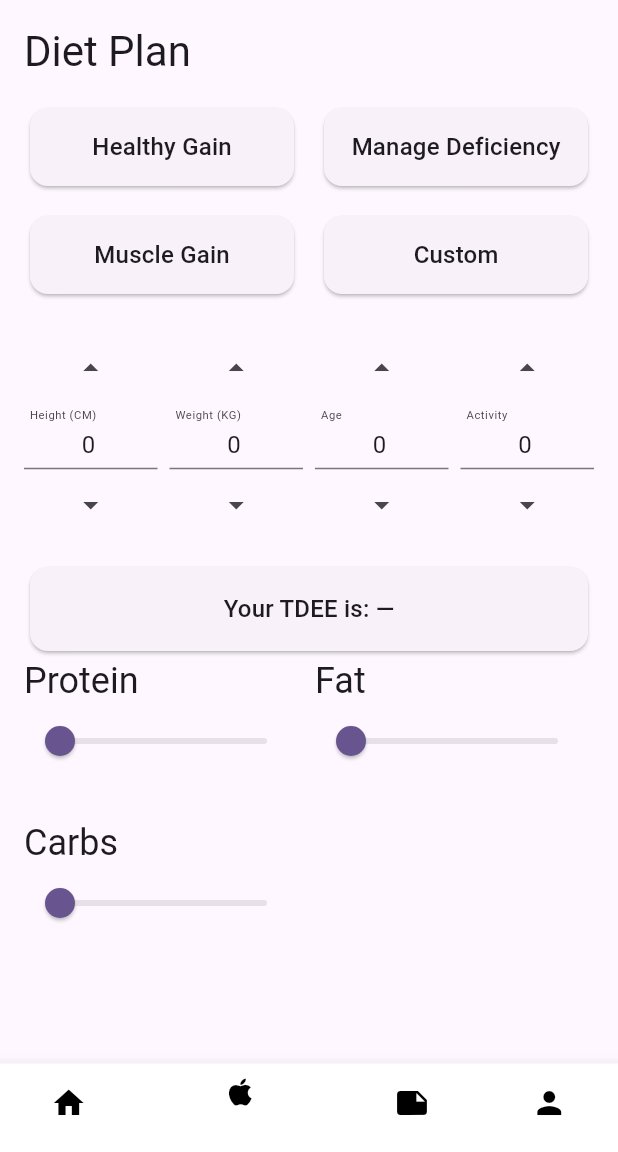
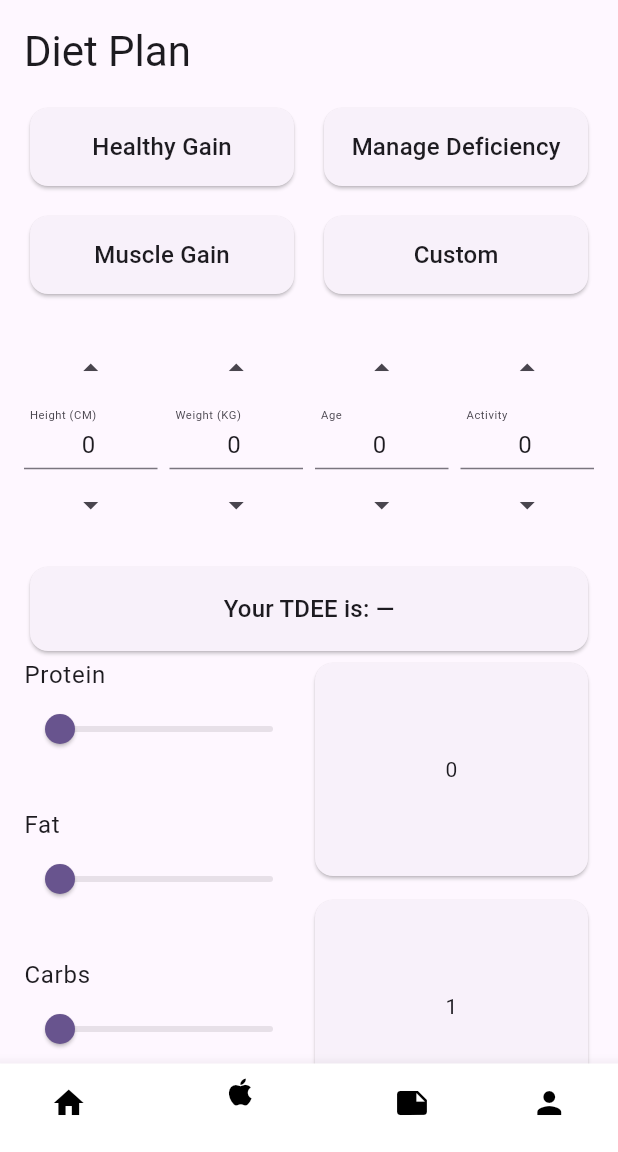
Before and after one commit to MatejPechoucek/scenario2project, a Flutter app: the screen it shows after launch, item 2 of the bottom bar chosen, on a phone screen of 412 x 824 dp, the part 84-1236 px from its top. Run offline on Flutter 3.47's test engine with Material 3 defaults, Android fonts, the phone set to English and light mode, and no system bars.

Commit message:
Rearranged widgets for meal plan

```diff
--- a/lib/pages/dietpage/diet_page.dart
+++ b/lib/pages/dietpage/diet_page.dart
@@ -9,7 +9,6 @@ class DietPage extends StatefulWidget {
   @override
   State<DietPage> createState() => _DietPageState();
 }
-
 
 class _DietPageState extends State<DietPage> {
   static const _meals = [
@@ -28,6 +27,8 @@ class _DietPageState extends State<DietPage> {
 
   final List<int> _values = [0, 0, 0, 0];
 
+  final List<int> _values2 = [0, 0, 0, 0];
+
   int get _calories => CalorieCalculator.calculate(
     heightCm:      _values[0],
     weightKg:      _values[1],
@@ -35,11 +36,19 @@ class _DietPageState extends State<DietPage> {
     activityLevel: _values[3],
   );
 
+  int get _calories2 => CalorieCalculator.calculate(
+    heightCm:      _values2[0],
+    weightKg:      _values2[1],
+    age:           _values2[2],
+    activityLevel: _values2[3],
+  );
+
   @override
   Widget build(BuildContext context) {
-    return Padding(
-      padding: const EdgeInsets.all(16.0),
-      child: Column(
+    return SingleChildScrollView(
+      child: Padding(
+        padding: const EdgeInsets.all(16.0),
+        child: Column(
         crossAxisAlignment: CrossAxisAlignment.start,
         children: [
           Text('Diet Plan', style: Theme.of(context).textTheme.headlineMedium),
@@ -52,8 +61,9 @@ class _DietPageState extends State<DietPage> {
           ),
           const SizedBox(height: 8),
           _CalorieCard(calories: _calories),
-          _TargetSliders(),
-        ],
+          _TargetMealPlan(),
+          ],
+        ),
       ),
     );
   }
@@ -152,16 +162,16 @@ class _TargetSlidersState extends State<_TargetSliders> {
       shrinkWrap: true,
       physics: const NeverScrollableScrollPhysics(),
       gridDelegate: const SliverGridDelegateWithFixedCrossAxisCount(
-        crossAxisCount: 2,
+        crossAxisCount: 1,
         crossAxisSpacing: 8,
-        mainAxisSpacing: 8,
+        mainAxisSpacing: 0,
         mainAxisExtent: 100,
       ),
       itemCount: 3,
       itemBuilder: (context, index) => Column(
         crossAxisAlignment: CrossAxisAlignment.start,
         children: [
-          Text(_macroNames[index], style: Theme.of(context).textTheme.headlineSmall),
+          Text(_macroNames[index], style: Theme.of(context).textTheme.bodyLarge),
           Slider(
             value: _macros[index],
             label: _macroNames[index],
@@ -173,3 +183,42 @@ class _TargetSlidersState extends State<_TargetSliders> {
     );
   }
 }
+
+class _MealPlan extends StatelessWidget {
+  const _MealPlan({super.key});
+
+  @override
+  Widget build(BuildContext context) {
+    return GridView.builder(
+      shrinkWrap: true,
+      physics: const NeverScrollableScrollPhysics(),
+      gridDelegate: const SliverGridDelegateWithFixedCrossAxisCount(
+        crossAxisCount: 1,
+        crossAxisSpacing: 8,
+        mainAxisSpacing: 8,
+        mainAxisExtent: 150,
+      ),
+      itemCount: 3,
+      itemBuilder: (context, index) => Card(
+        child: Center(
+          child: Text(index.toString())
+        ),
+      ),
+    );
+  }
+}
+
+class _TargetMealPlan extends StatelessWidget {
+  const _TargetMealPlan();
+
+  @override
+  Widget build(BuildContext context) {
+    return Row(
+      crossAxisAlignment: CrossAxisAlignment.start,
+      children: [
+        Expanded(child: _TargetSliders()),
+        Expanded(child: _MealPlan()),
+      ],
+    );
+  }
+}
```
